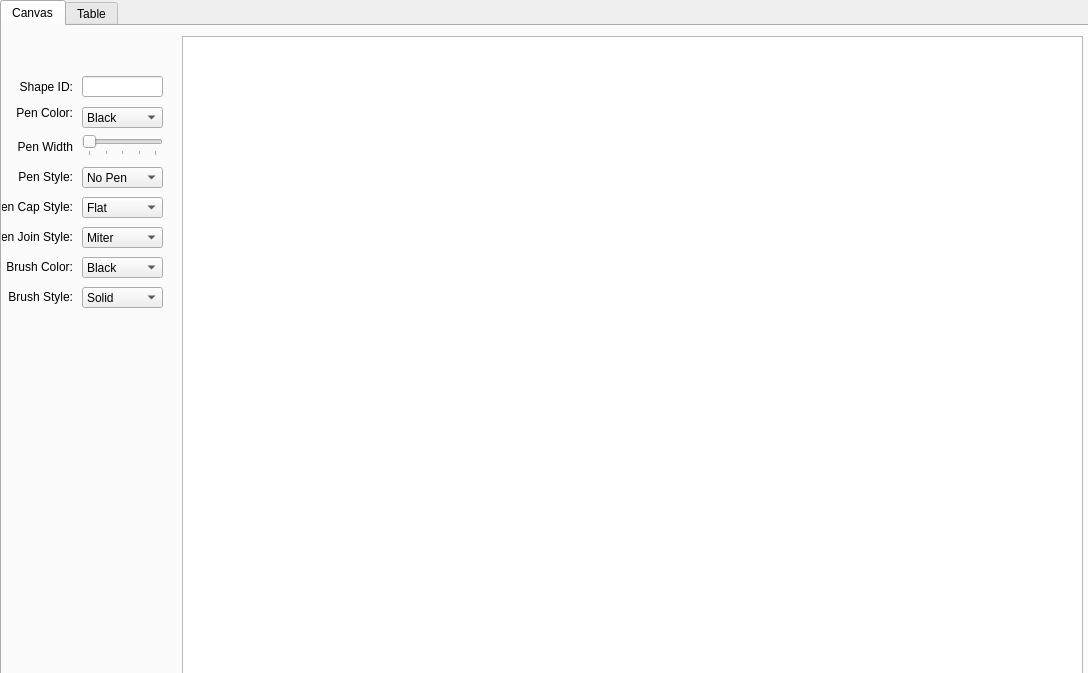
Old version of the form CoolCats/dialog.ui in the repository 25wes25/include-dad-.
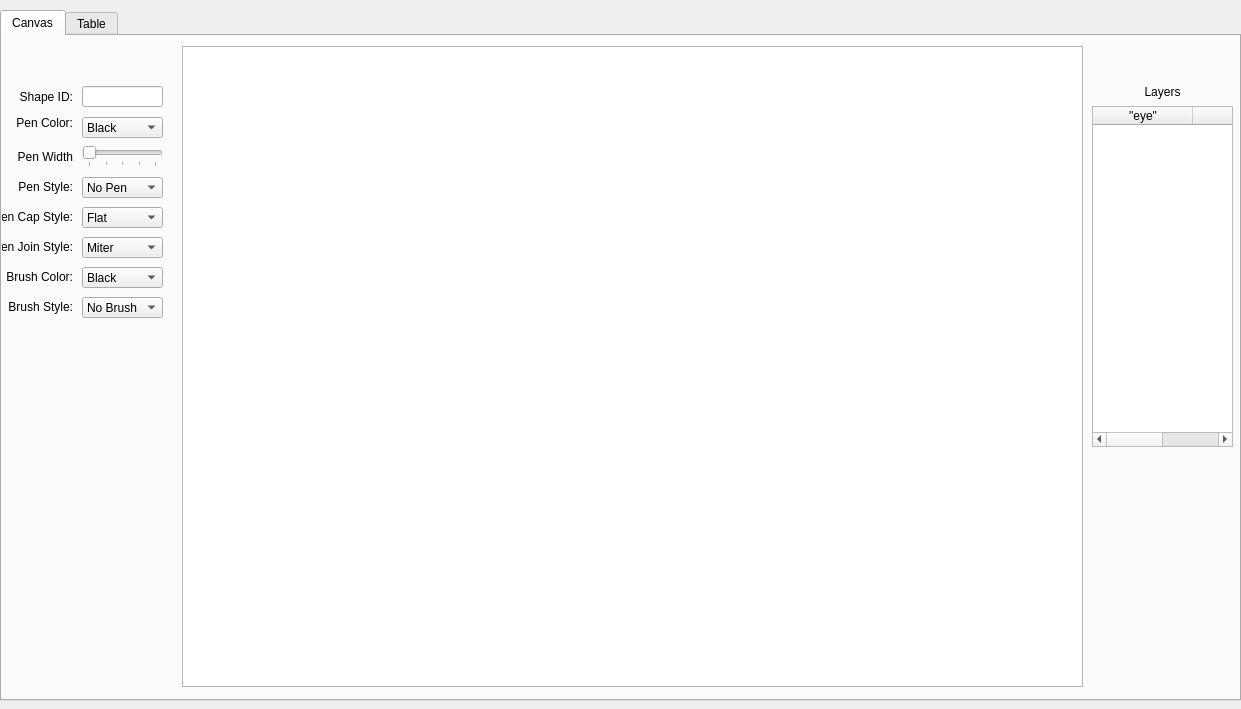
New version of the form.

What changed in the file:
```diff
--- a/CoolCats/dialog.ui
+++ b/CoolCats/dialog.ui
@@ -6,8 +6,8 @@
    <rect>
     <x>0</x>
     <y>0</y>
-    <width>1088</width>
-    <height>673</height>
+    <width>1241</width>
+    <height>709</height>
    </rect>
   </property>
   <property name="windowTitle">
@@ -20,8 +20,8 @@
    <property name="geometry">
     <rect>
      <x>0</x>
-     <y>0</y>
-     <width>1091</width>
+     <y>10</y>
+     <width>1241</width>
      <height>691</height>
     </rect>
    </property>
@@ -179,7 +179,7 @@
      <property name="geometry">
       <rect>
        <x>80</x>
-       <y>109</y>
+       <y>110</y>
        <width>81</width>
        <height>21</height>
       </rect>
@@ -438,6 +438,11 @@
        <height>21</height>
       </rect>
      </property>
+     <item>
+      <property name="text">
+       <string>No Brush</string>
+      </property>
+     </item>
      <item>
       <property name="text">
        <string>Solid</string>
@@ -453,11 +458,51 @@
        <string>Vertical</string>
       </property>
      </item>
-     <item>
+    </widget>
+    <widget class="QTableWidget" name="layerTable">
+     <property name="geometry">
+      <rect>
+       <x>1090</x>
+       <y>70</y>
+       <width>141</width>
+       <height>341</height>
+      </rect>
+     </property>
+     <property name="sizeAdjustPolicy">
+      <enum>QAbstractScrollArea::AdjustToContents</enum>
+     </property>
+     <property name="autoScrollMargin">
+      <number>16</number>
+     </property>
+     <property name="columnCount">
+      <number>2</number>
+     </property>
+     <column>
       <property name="text">
-       <string>No Brush</string>
+       <string>&quot;eye&quot;</string>
       </property>
-     </item>
+     </column>
+     <column>
+      <property name="text">
+       <string>ID</string>
+      </property>
+     </column>
+    </widget>
+    <widget class="QLabel" name="label">
+     <property name="geometry">
+      <rect>
+       <x>1090</x>
+       <y>45</y>
+       <width>141</width>
+       <height>21</height>
+      </rect>
+     </property>
+     <property name="text">
+      <string>Layers</string>
+     </property>
+     <property name="alignment">
+      <set>Qt::AlignCenter</set>
+     </property>
     </widget>
    </widget>
    <widget class="QWidget" name="tab_2">
```
